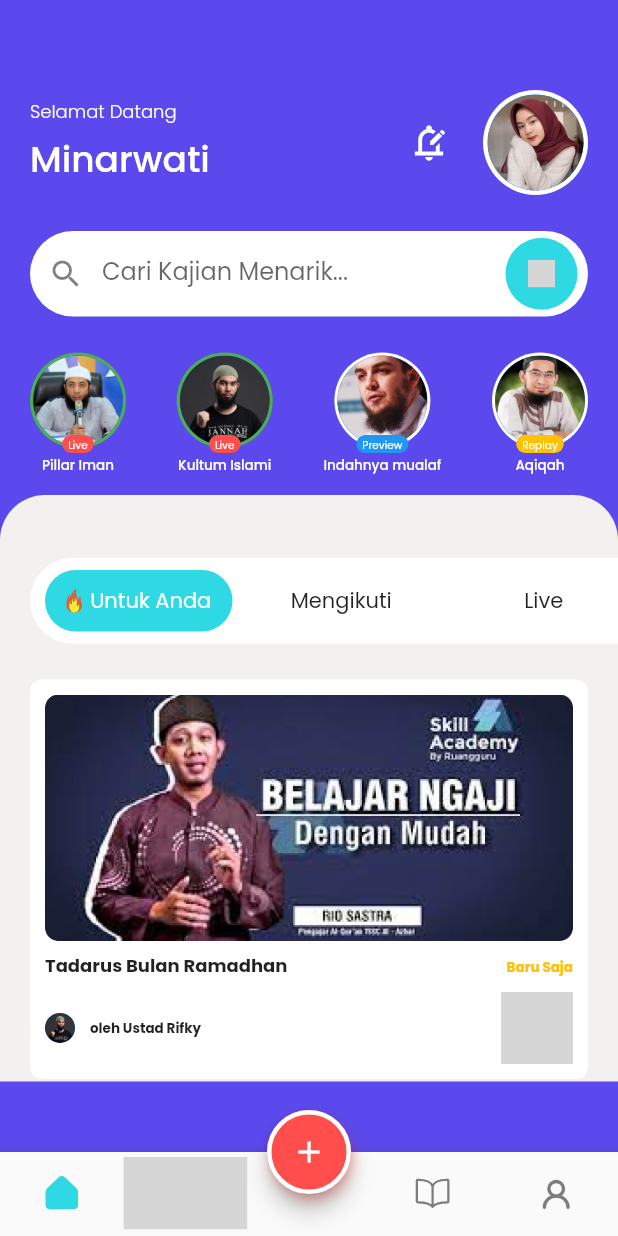
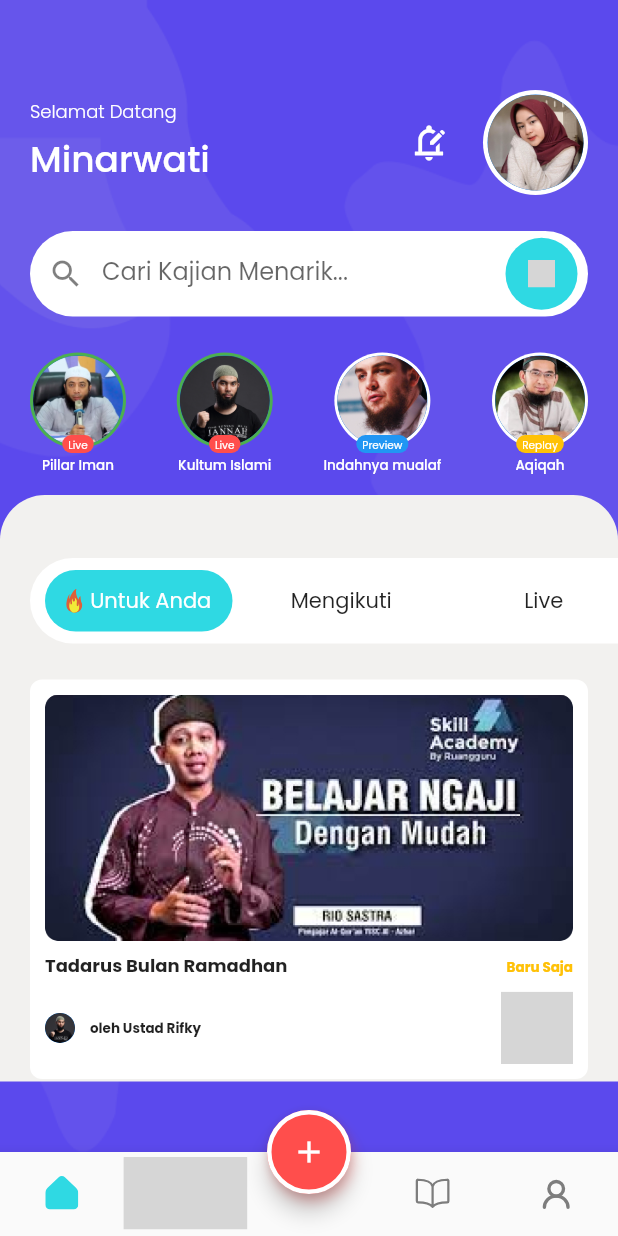
Before and after one commit to andikatp/Muslim-App, a Flutter app: the screen it shows after launch, on a phone screen of 412 x 824 dp. Run offline on Flutter 3.47's test engine with Material 2 defaults, Android fonts, the phone set to English and light mode, and no system bars; our stand-ins replace date_picker_timeline, flutter_bloc, flutter_svg, google_fonts; missing offline and left inert: iconify_flutter; grey boxes are pictures that could not be loaded.

Commit message:
fixing bug

```diff
--- a/lib/bloc/isi_quran_cubit.dart
+++ b/lib/bloc/isi_quran_cubit.dart
@@ -3,15 +3,18 @@ import 'package:jadwal_solat/models/isi_quran_models.dart';
 import 'package:jadwal_solat/services/quran_service.dart';
 
 class IsiQuranCubit extends Cubit<IsiQuranState> {
-  IsiQuranCubit() : super(IsiQuranState(bacaQuran: BacaQuran()));
+  IsiQuranCubit() : super(IsiQuranState(bacaQuran: BacaQuran(), halaman: 1));
 
-  void getIsi() async {
-    var service = await QuranService().isiQuran();
-    emit(IsiQuranState(bacaQuran: service));
+  int coba = 1;
+
+  void getIsi(int halaman) async {
+    var service = await QuranService().isiQuran(halaman: halaman);
+    emit(IsiQuranState(bacaQuran: service, halaman: state.halaman));
   }
 }
 
 class IsiQuranState {
   final BacaQuran bacaQuran;
-  IsiQuranState({required this.bacaQuran});
+  final int halaman;
+  IsiQuranState({required this.bacaQuran, required this.halaman});
 }
--- a/lib/main.dart
+++ b/lib/main.dart
@@ -23,26 +23,7 @@ class MyApp extends StatelessWidget {
 
   @override
   Widget build(BuildContext context) {
-    return MaterialApp(
-        localizationsDelegates: const [
-          GlobalMaterialLocalizations.delegate,
-          GlobalCupertinoLocalizations.delegate,
-          GlobalWidgetsLocalizations.delegate,
-        ],
-        supportedLocales: const [
-          Locale('id')
-        ],
-        theme: ThemeData(
-          appBarTheme: AppBarTheme(
-            backgroundColor: Colors.white,
-            titleTextStyle: GoogleFonts.poppins(
-              color: Colors.black.withOpacity(0.7),
-              fontSize: 12,
-            ),
-          ),
-        ),
-        debugShowCheckedModeBanner: false,
-        home: MultiBlocProvider(
+    return MultiBlocProvider(
         providers: [
           BlocProvider<PrayerCubit>(
             create: (BuildContext context) => PrayerCubit(),
@@ -54,7 +35,24 @@ class MyApp extends StatelessWidget {
             create: (BuildContext context) => IsiQuranCubit(),
           ),
         ],
-          child: MainScreen(),
+        child: MaterialApp(
+          localizationsDelegates: const [
+            GlobalMaterialLocalizations.delegate,
+            GlobalCupertinoLocalizations.delegate,
+            GlobalWidgetsLocalizations.delegate,
+          ],
+          supportedLocales: const [Locale('id')],
+          theme: ThemeData(
+            appBarTheme: AppBarTheme(
+              backgroundColor: Colors.white,
+              titleTextStyle: GoogleFonts.poppins(
+                color: Colors.black.withOpacity(0.7),
+                fontSize: 12,
+              ),
+            ),
+          ),
+          debugShowCheckedModeBanner: false,
+          home: MainScreen(),
         ));
   }
 }
--- a/lib/models/isi_quran_models.dart
+++ b/lib/models/isi_quran_models.dart
@@ -48,8 +48,8 @@ class BacaQuran {
         audio: json["audio"],
         status: json["status"],
         ayat: List<Ayat>.from(json["ayat"].map((x) => Ayat.fromJson(x))),
-        suratSelanjutnya: SuratSenya.fromJson(json["surat_selanjutnya"]),
-        suratSebelumnya: SuratSenya.fromJson(json["surat_sebelumnya"]),
+        suratSelanjutnya: null,
+        suratSebelumnya: null,
       );
 
   Map<String, dynamic> toJson() => {
@@ -63,8 +63,8 @@ class BacaQuran {
         "audio": audio,
         "status": status,
         "ayat": List<dynamic>.from(ayat!.map((x) => x.toJson())),
-        "surat_selanjutnya": suratSelanjutnya?.toJson(),
-        "surat_sebelumnya": suratSebelumnya?.toJson(),
+        "surat_selanjutnya": null,
+        "surat_sebelumnya": null,
       };
 }
 
--- a/lib/models/navigation_quranpage_model.dart
+++ /dev/null
@@ -1,5 +0,0 @@
-class NavigationQuranPageModel {
-  final String content;
-
-  NavigationQuranPageModel({required this.content});
-}
--- a/lib/screens/home_page_screen.dart
+++ b/lib/screens/home_page_screen.dart
@@ -67,7 +67,15 @@ class _HomePageScreenState extends State<HomePageScreen> {
   Widget build(BuildContext context) {
     return Scaffold(
       backgroundColor: Color(0xFF5B49ED),
-      body: SingleChildScrollView(
+      body: Stack(
+        children: [
+          Image.asset(
+            'assets/Group.png',
+            height: MediaQuery.of(context).size.height,
+            width: MediaQuery.of(context).size.width,
+            fit: BoxFit.cover,
+          ),
+          SingleChildScrollView(
             child: Column(children: [
               Container(
                 height: 330,
@@ -212,7 +220,8 @@ class _HomePageScreenState extends State<HomePageScreen> {
                     scrollDirection: Axis.horizontal,
                     child: Container(
                       margin: EdgeInsets.symmetric(horizontal: 20),
-                  padding: EdgeInsets.symmetric(horizontal: 10, vertical: 8),
+                      padding:
+                          EdgeInsets.symmetric(horizontal: 10, vertical: 8),
                       decoration: BoxDecoration(
                         color: Colors.white,
                         borderRadius: BorderRadius.circular(30),
@@ -294,7 +303,8 @@ class _HomePageScreenState extends State<HomePageScreen> {
                             Row(
                               children: [
                                 CircleAvatar(
-                              backgroundImage: AssetImage('assets/ustad2.png'),
+                                  backgroundImage:
+                                      AssetImage('assets/ustad2.png'),
                                   radius: 10,
                                 ),
                                 SizedBox(
@@ -320,6 +330,8 @@ class _HomePageScreenState extends State<HomePageScreen> {
                 ]),
               ),
             ]),
+          ),
+        ],
       ),
     );
   }
--- a/lib/screens/main_screen.dart
+++ b/lib/screens/main_screen.dart
@@ -97,6 +97,7 @@ class _MainScreenState extends State<MainScreen> {
         currentIndex: _selectedIndex,
         onTap: _onItemTapped,
       ),
-        body: _page[_selectedIndex]);
+      body: _page[_selectedIndex],
+    );
   }
 }
--- a/lib/services/quran_service.dart
+++ b/lib/services/quran_service.dart
@@ -17,8 +17,8 @@ class QuranService {
     }
   }
 
-  Future<BacaQuran> isiQuran() async {
-    var url = Uri.parse('https://equran.id/api/surat/2');
+  Future<BacaQuran> isiQuran({int halaman = 1}) async {
+    var url = Uri.parse('https://equran.id/api/surat/$halaman');
     http.Response response = await http.get(url);
     var body = jsonDecode(response.body);
     if (response.statusCode == 200) {
```
Also changed, not shown: lib/bloc/prayer_cubit.dart (+8 -1 lines), lib/screens/jadwal_solat_screen.dart (+5 -3 lines), lib/screens/quran_page_screen.dart (+8 -2 lines), lib/screens/quran_read_screen.dart (+13 -14 lines), assets/Group.png (added). Lines whose indentation alone changed are shown as unchanged.
